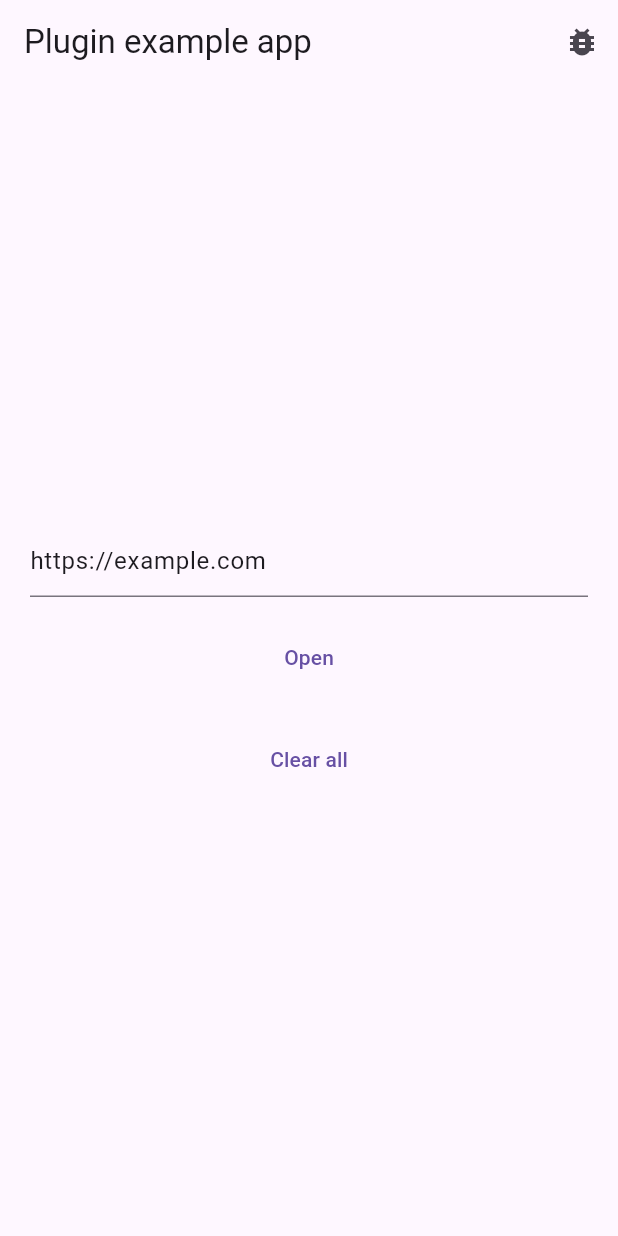
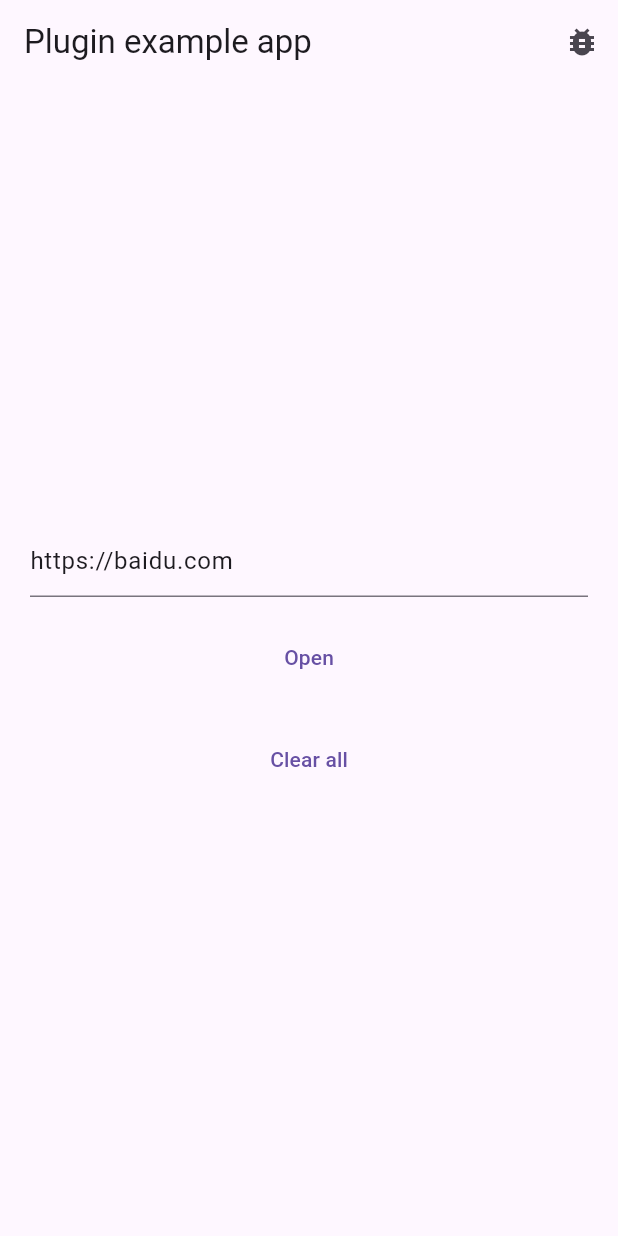
Before and after one commit to Predidit/linux_webview_window, a Flutter app: the screen it shows after launch, after a tap on "Open", on a phone screen of 412 x 824 dp. Run offline on Flutter 3.47's test engine with Material 3 defaults, Android fonts, the phone set to English and light mode, and no system bars.

Commit message:
fix linux example

```diff
--- a/example/lib/main.dart
+++ b/example/lib/main.dart
@@ -24,7 +24,7 @@ class MyApp extends StatefulWidget {
 
 class _MyAppState extends State<MyApp> {
   final TextEditingController _controller = TextEditingController(
-    text: 'https://example.com',
+    text: 'https://baidu.com',
   );
 
   bool? _webviewAvailable;
@@ -168,7 +168,6 @@ class _MyAppState extends State<MyApp> {
         // grant navigation request
         return true;
       })
-      ..openDevToolsWindow()
       ..onClose.whenComplete(() {
         debugPrint("on close");
         timer.cancel();
```
